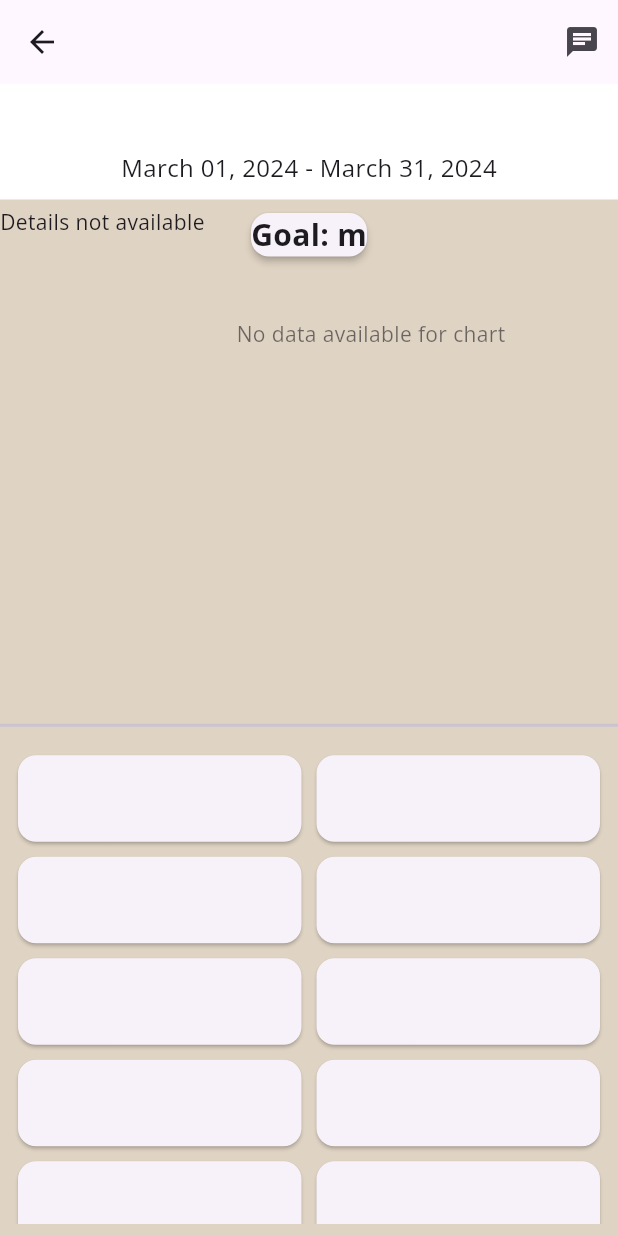
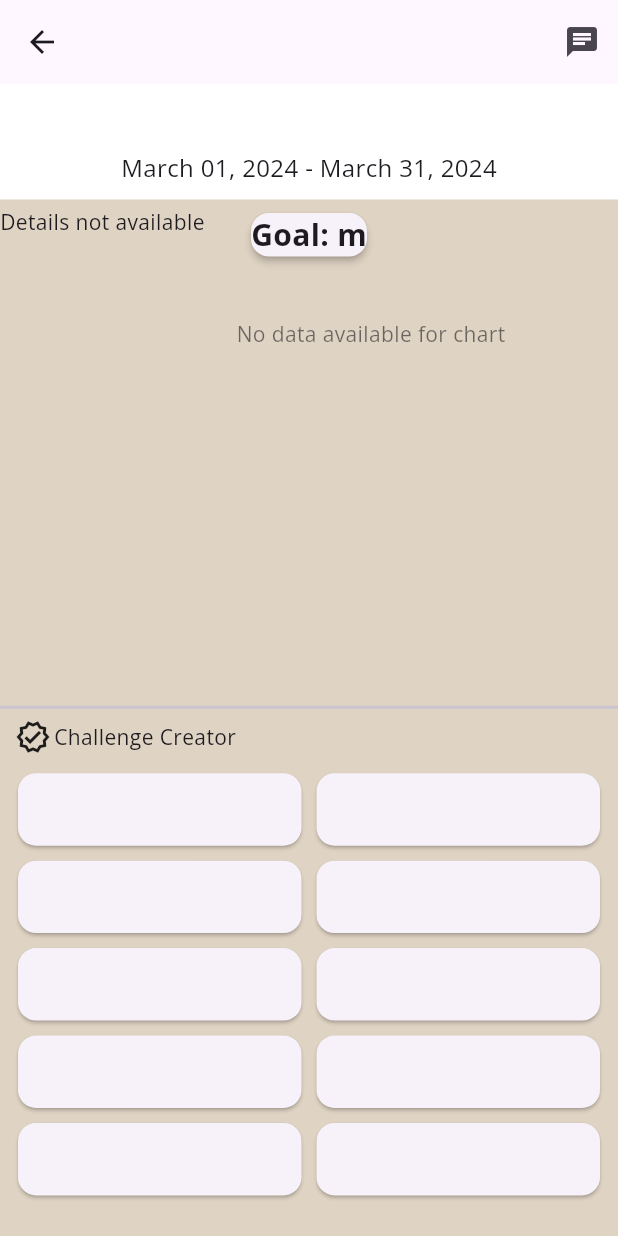
Before and after one commit to T-Pirozzini/ride_tide_stride, a Flutter app: the MtnScramblePage screen opened directly with empty values, on a phone screen of 412 x 824 dp. Run offline on Flutter 3.47's test engine with Material 3 defaults, Android fonts, the phone set to English and light mode, and no system bars; our stand-ins replace cloud_firestore, firebase_auth, firebase_core, fl_chart, flutter_countdown_timer, flutter_map and 6 more; missing offline and left inert: flutter_polyline_points, mailto, strava_client; accounts and stored records are empty.

Commit message:
fix overflow of tiles on mtn and traverse challenges

```diff
--- a/lib/Pages/mtn_scramble_page.dart
+++ b/lib/Pages/mtn_scramble_page.dart
@@ -343,7 +343,6 @@ class _MtnScramblePageState extends State<MtnScramblePage> {
         ],
       ),
       body: Column(
-        crossAxisAlignment: CrossAxisAlignment.start,
         children: <Widget>[
           Container(
             color: Colors.white,
@@ -374,8 +373,6 @@ class _MtnScramblePageState extends State<MtnScramblePage> {
           ),
           const SizedBox(height: 5),
           Expanded(
-            flex:
-                1, // Adjust flex to change how space is allocated between the map and participant list
             child: Stack(
               children: [
                 FutureBuilder<Map<String, dynamic>>(
@@ -492,6 +489,16 @@ class _MtnScramblePageState extends State<MtnScramblePage> {
           Divider(
             thickness: 2,
           ),
+          Padding(
+            padding: const EdgeInsets.symmetric(horizontal: 10.0),
+            child: Row(
+              children: [
+                Icon(Icons.verified_outlined),
+                SizedBox(width: 2),
+                Text('Challenge Creator'),
+              ],
+            ),
+          ),
           Expanded(
             child: Padding(
               padding: const EdgeInsets.all(8.0),
@@ -510,7 +517,7 @@ class _MtnScramblePageState extends State<MtnScramblePage> {
                   return GridView.builder(
                     gridDelegate: SliverGridDelegateWithFixedCrossAxisCount(
                       crossAxisCount: 2, // Number of columns
-                      childAspectRatio: 3 / 1, // Adjust the size ratio of items
+                      childAspectRatio: 7 / 2, // Adjust the size ratio of items
                       crossAxisSpacing: 2, // Spacing between items horizontally
                       mainAxisSpacing: 2, // Spacing between items vertically
                     ),
@@ -530,7 +537,7 @@ class _MtnScramblePageState extends State<MtnScramblePage> {
 
                       return Card(
                         child: Padding(
-                          padding: const EdgeInsets.all(8.0),
+                          padding: const EdgeInsets.only(left: 8.0),
                           child: Row(
                             children: [
                               email != "Empty Position"
@@ -552,7 +559,7 @@ class _MtnScramblePageState extends State<MtnScramblePage> {
                                         email), // Username or "Empty Slot"
                                     Text(
                                       index < widget.participantsEmails.length
-                                          ? 'Elevation: ${elevation.toStringAsFixed(2)} m'
+                                          ? '${elevation.toStringAsFixed(2)} m'
                                           : '',
                                       style: TextStyle(fontSize: 12),
                                     ),
```
Also changed, not shown: lib/Pages/team_traverse_page.dart (+15 -4 lines).
